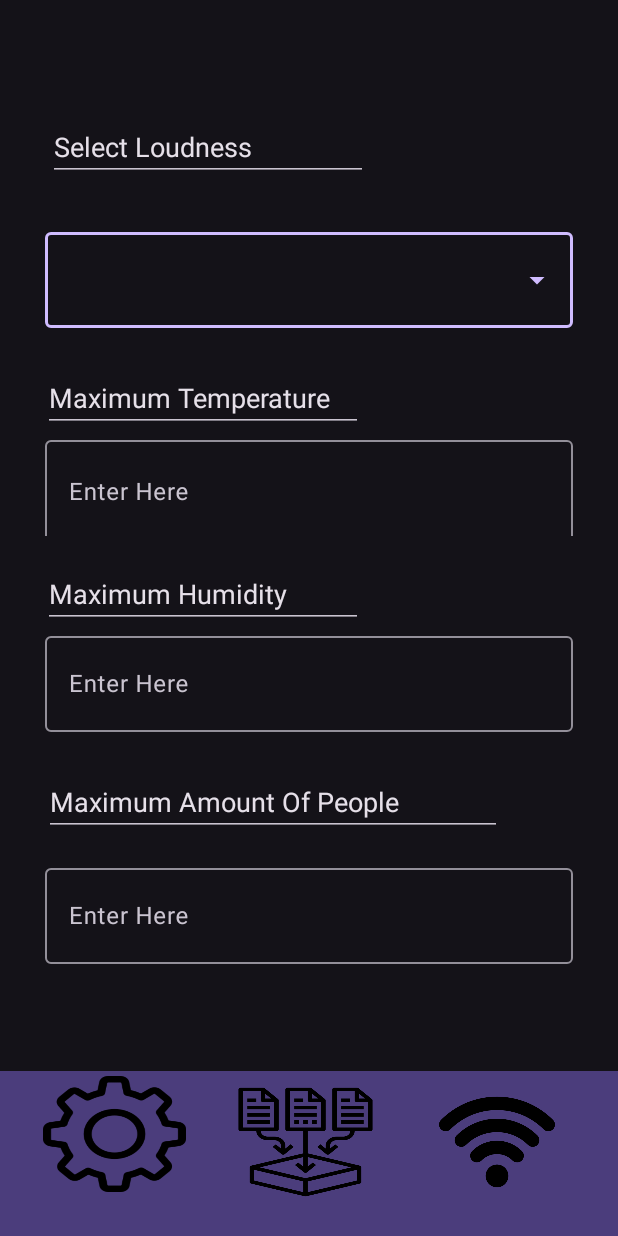
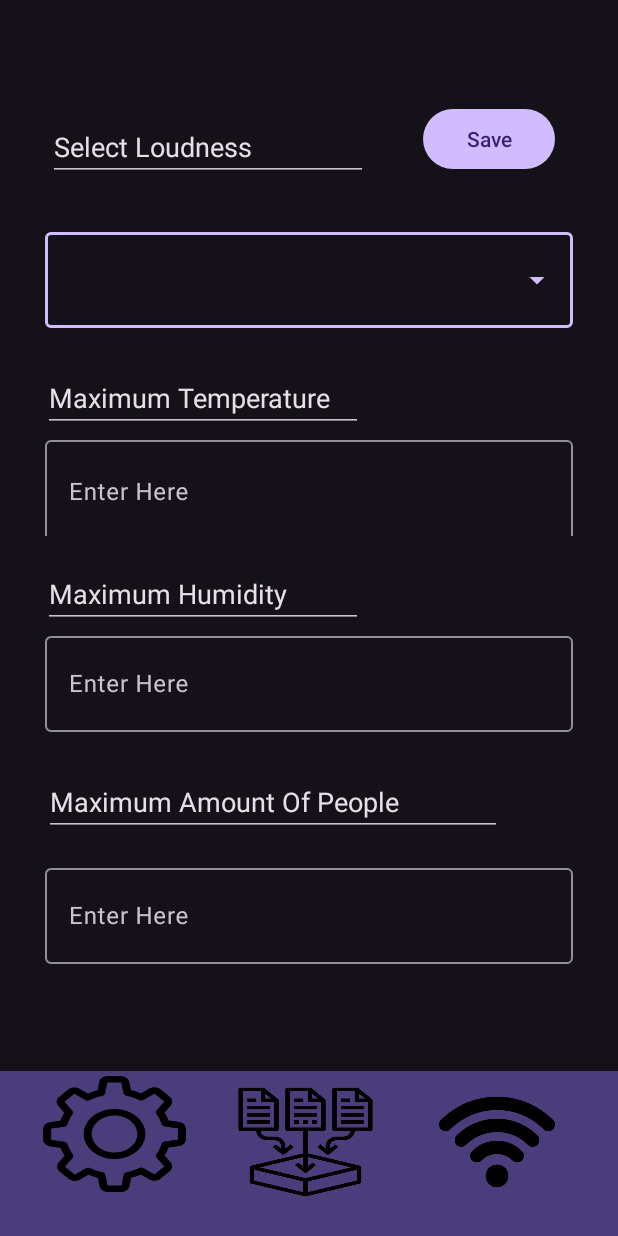
Before and after one commit to wanders00/dit113_systems_development, an Android app: the screen it shows after launch (SettingsActivity), after a tap on "Setting Icon", on a phone screen of 412 x 824 dp. Run offline under Robolectric (Android 15) with nearby library versions, the phone set to English and light mode, and no system bars; libraries missing offline, so code that uses them is left out: info.mqtt.android, org.eclipse.paho; 2 statements that could not run were skipped.

Commit message:
implemented, set maximum people, saving and pubslihing settings #14

```diff
--- a/src/LocusImperiumApp/app/src/main/java/com/group6/locusimperium/MainActivity.java
+++ b/src/LocusImperiumApp/app/src/main/java/com/group6/locusimperium/MainActivity.java
@@ -10,13 +10,14 @@ import androidx.appcompat.app.AppCompatActivity;
 public class MainActivity extends AppCompatActivity {
 
     public static final String PUB_TOPIC = "LocusImperium/APP/";
+    public BrokerConnection brokerConnection;
 
     @Override
     protected void onCreate(Bundle savedInstanceState) {
         super.onCreate(savedInstanceState);
         setContentView(R.layout.activity_main);
 
-        BrokerConnection brokerConnection = new BrokerConnection(getApplicationContext());
+        brokerConnection = new BrokerConnection(getApplicationContext());
 
         // TextView elements setup
         brokerConnection.setPeopleCount(findViewById(R.id.peopleCount));
@@ -34,6 +35,10 @@ public class MainActivity extends AppCompatActivity {
 
         ImageButton goToConnect = (ImageButton) findViewById(R.id.connectButton);
         goToConnect.setOnClickListener(new View.OnClickListener() {
+            /**
+             * goes to "connect" activity
+             * @return void
+             */
             @Override
             public void onClick(View view) {
                 Intent intentLoadConnectActivity = new Intent(MainActivity.this, ConnectActivity.class);
@@ -43,6 +48,10 @@ public class MainActivity extends AppCompatActivity {
 
         ImageButton goToSetting = (ImageButton) findViewById(R.id.settingsButton);
         goToSetting.setOnClickListener(new View.OnClickListener() {
+            /**
+             * goes to "settings" activity
+             * @return void
+             */
             @Override
             public void onClick(View view) {
                 Intent intentLoadSettingsActivity = new Intent(MainActivity.this, SettingsActivity.class);
--- a/src/LocusImperiumApp/app/src/main/java/com/group6/locusimperium/SettingsActivity.java
+++ b/src/LocusImperiumApp/app/src/main/java/com/group6/locusimperium/SettingsActivity.java
@@ -1,22 +1,41 @@
 package com.group6.locusimperium;
 
+import android.content.Context;
 import android.content.Intent;
+import android.content.SharedPreferences;
 import android.os.Bundle;
 import android.view.View;
 import android.widget.AdapterView;
 import android.widget.ArrayAdapter;
 import android.widget.AutoCompleteTextView;
+import android.widget.Button;
+import android.widget.EditText;
 import android.widget.ImageButton;
 import android.widget.Toast;
 
 import androidx.appcompat.app.AppCompatActivity;
 
 public class SettingsActivity extends AppCompatActivity {
-    String [] item = {"Quiet", "Moderate", "Loud"};
 
-    AutoCompleteTextView autoCompleteTextView;
+    public BrokerConnection brokerConnection;
+    private String [] item = {"Quiet", "Moderate", "Loud"};
+    private AutoCompleteTextView autoCompleteTextView;
+    private ArrayAdapter<String> adapterItems;
+    private EditText inputPeople;
+    private EditText inputTemp;
+    private EditText inputHumidity;
+    private Button saveButton;
 
-    ArrayAdapter<String> adapterItems;
+    public static final String SHARED_PREFS = "sharedPrefs";
+    public static final String PEOPLE = "people";
+    public static final String TEMPERATURE = "temperature";
+    public static final String HUMIDITY = "humidity";
+    public static final String LOUDNESS = "loudness";
+
+    private String people;
+    private String temperature;
+    private String humidity;
+    private String loudness;
 
 
     @Override
@@ -24,13 +43,26 @@ public class SettingsActivity extends AppCompatActivity {
         super.onCreate(savedInstanceState);
         setContentView(R.layout.activity_settings);
 
+        brokerConnection = new BrokerConnection(getApplicationContext());
+        brokerConnection.connectToMqttBroker();
 
+        SharedPreferences sharedPreferences = getSharedPreferences("sharedPrefs", Context.MODE_PRIVATE);
+        String peopleValue = sharedPreferences.getString("people", null);
+        String temperatureValue = sharedPreferences.getString("temperature", null);
+        String humidityValue = sharedPreferences.getString("humidity", null);
+        String loudnessValue = sharedPreferences.getString("loudness", null);
+
+        inputTemp = (EditText) findViewById(R.id.inputTemp);
+        inputHumidity = (EditText) findViewById(R.id.inputHumidity);
+        inputPeople = (EditText) findViewById(R.id.inputPeople);
+        saveButton = (Button) findViewById(R.id.savebutton);
         autoCompleteTextView = findViewById(R.id.autoCompleteTextView);
-        adapterItems = new ArrayAdapter<String>(this, R.layout.dropdown_item, item);
-
-        autoCompleteTextView.setAdapter(adapterItems);
 
         autoCompleteTextView.setOnItemClickListener(new AdapterView.OnItemClickListener() {
+            /**
+             * when item is clicked open a menu with options from the "item" array
+             * @return void
+             */
             @Override
             public void onItemClick(AdapterView<?> adapterView, View view, int i, long l) {
                 String item= adapterView.getItemAtPosition(i).toString();
@@ -40,6 +72,10 @@ public class SettingsActivity extends AppCompatActivity {
 
         ImageButton goToMain = (ImageButton) findViewById(R.id.mainButton);
         goToMain.setOnClickListener(new View.OnClickListener() {
+            /**
+             * goes to "main" activity
+             * @return void
+             */
             @Override
             public void onClick(View view) {
                 Intent intentLoadMainActivity = new Intent(SettingsActivity.this, MainActivity.class);
@@ -49,12 +85,73 @@ public class SettingsActivity extends AppCompatActivity {
         });
 
         ImageButton goToConnect = (ImageButton) findViewById(R.id.connectButton);
+
         goToConnect.setOnClickListener(new View.OnClickListener() {
+            /**
+             * goes to "connect" activity
+             * @return void
+             */
             @Override
             public void onClick(View view) {
                 Intent intentLoadConnectActivity = new Intent(SettingsActivity.this, ConnectActivity.class);
                 startActivity(intentLoadConnectActivity);
             }
         });
+
+        saveButton.setOnClickListener(new View.OnClickListener() {
+            /**
+             * saves data when save button is clicked
+             * @return void
+             */
+            @Override
+            public void onClick(View view) {
+                saveData();
+            }
+        });
+        loadData();
+        updateViews();
+        adapterItems = new ArrayAdapter<String>(this, R.layout.dropdown_item, item);
+        autoCompleteTextView.setAdapter(adapterItems);
+
+
+    }
+    /**
+     * saves data to shared preferences and publishing the settings to the broker.
+     * @return void
+     */
+    public void saveData() {
+        SharedPreferences sharedPreferences = getSharedPreferences(SHARED_PREFS, MODE_PRIVATE);
+        SharedPreferences.Editor editor = sharedPreferences.edit();
+        editor.putString(HUMIDITY, inputHumidity.getText().toString());
+        editor.putString(TEMPERATURE, inputTemp.getText().toString());
+        editor.putString(PEOPLE, inputPeople.getText().toString());
+        editor.putString(LOUDNESS,autoCompleteTextView.getText().toString());
+        editor.apply();
+        brokerConnection.publishSettings();
+
+
+        Toast.makeText(this,"Data Saved", Toast.LENGTH_SHORT).show();
+    }
+
+    /**
+     * loads data from shared preferences
+     * @return void
+     */
+    public void loadData() {
+        SharedPreferences sharedPreferences = getSharedPreferences(SHARED_PREFS, MODE_PRIVATE);
+        people = sharedPreferences.getString(PEOPLE,"");
+        temperature = sharedPreferences.getString(TEMPERATURE,"");
+        humidity = sharedPreferences.getString(HUMIDITY,"");
+        loudness = sharedPreferences.getString(LOUDNESS,"");
+    }
+    /**
+     * updates the views with the data from shared preferences
+     * @return void
+     */
+    public void updateViews() {
+        inputTemp.setText(temperature);
+        inputHumidity.setText(humidity);
+        inputPeople.setText(people);
+        autoCompleteTextView.setText(loudness);
     }
 }
--- a/src/LocusImperiumApp/app/src/main/res/layout/activity_settings.xml
+++ b/src/LocusImperiumApp/app/src/main/res/layout/activity_settings.xml
@@ -1,7 +1,12 @@
 <?xml version="1.0" encoding="utf-8"?>
-<androidx.constraintlayout.widget.ConstraintLayout xmlns:android="http://schemas.android.com/apk/res/android"
+
+
+<androidx.constraintlayout.widget.ConstraintLayout
+
+    xmlns:android="http://schemas.android.com/apk/res/android"
     xmlns:app="http://schemas.android.com/apk/res-auto"
     xmlns:tools="http://schemas.android.com/tools"
+    android:id="@+id/save"
     android:layout_width="match_parent"
     android:layout_height="match_parent"
     tools:context=".SettingsActivity">
@@ -61,19 +66,19 @@
         android:layout_height="wrap_content"
         android:layout_marginStart="2dp"
         android:layout_marginTop="16dp"
-        android:importantForAutofill="no"
         android:ems="10"
         android:focusable="false"
         android:hint="@string/rawText"
+        android:importantForAutofill="no"
         android:inputType="textPersonName"
         android:text="@string/selectHumidity"
         app:layout_constraintEnd_toEndOf="parent"
         app:layout_constraintHorizontal_bias="0.135"
         app:layout_constraintStart_toStartOf="parent"
-        app:layout_constraintTop_toBottomOf="@+id/inputTemp" />
+        app:layout_constraintTop_toBottomOf="@+id/inputTempBox" />
 
     <com.google.android.material.textfield.TextInputLayout
-        android:id="@+id/inputPeople"
+        android:id="@+id/inputPeopleBox"
         android:layout_width="352dp"
         android:layout_height="69dp"
         android:layout_marginStart="29dp"
@@ -84,15 +89,17 @@
         app:layout_constraintTop_toBottomOf="@+id/maxAllowedUnits">
 
         <com.google.android.material.textfield.TextInputEditText
+            android:id="@+id/inputPeople"
             android:layout_width="match_parent"
             android:layout_height="match_parent"
+            android:inputType="number"
             android:hint="@string/EnterHere"
             android:selectAllOnFocus="false"
             android:singleLine="true" />
     </com.google.android.material.textfield.TextInputLayout>
 
     <com.google.android.material.textfield.TextInputLayout
-        android:id="@+id/inputHumidity"
+        android:id="@+id/inputHumidityBox"
         android:layout_width="352dp"
         android:layout_height="69dp"
         android:layout_marginStart="29dp"
@@ -104,8 +111,10 @@
         app:layout_constraintVertical_bias="0.0">
 
         <com.google.android.material.textfield.TextInputEditText
+            android:id="@+id/inputHumidity"
             android:layout_width="match_parent"
             android:layout_height="match_parent"
+            android:inputType="number"
             android:hint="@string/EnterHere"
             android:singleLine="true" />
     </com.google.android.material.textfield.TextInputLayout>
@@ -117,15 +126,15 @@
         android:layout_marginStart="2dp"
         android:layout_marginTop="24dp"
         android:ems="10"
-        android:importantForAutofill="no"
         android:focusable="false"
         android:hint="@string/rawText"
+        android:importantForAutofill="no"
         android:inputType="textPersonName"
         android:text="@string/selectUnits"
         app:layout_constraintEnd_toEndOf="parent"
         app:layout_constraintHorizontal_bias="0.262"
         app:layout_constraintStart_toStartOf="parent"
-        app:layout_constraintTop_toBottomOf="@+id/inputHumidity" />
+        app:layout_constraintTop_toBottomOf="@+id/inputHumidityBox" />
 
     <ImageButton
         android:id="@+id/connectButton"
@@ -162,13 +171,13 @@
         android:layout_height="wrap_content"
         android:layout_marginStart="32dp"
         android:layout_marginTop="49dp"
-        android:importantForAutofill="no"
         android:layout_marginEnd="169dp"
         android:layout_marginBottom="3dp"
         android:ems="10"
+        android:focusable="false"
+        android:importantForAutofill="no"
         android:inputType="textPersonName"
         android:text="@string/SelectLoudness"
-        android:focusable="false"
         app:layout_constraintBottom_toTopOf="@+id/loudnessMenu"
         app:layout_constraintEnd_toEndOf="parent"
         app:layout_constraintHorizontal_bias="0.0"
@@ -176,7 +185,7 @@
         app:layout_constraintTop_toTopOf="parent" />
 
     <com.google.android.material.textfield.TextInputLayout
-        android:id="@+id/inputTemp"
+        android:id="@+id/inputTempBox"
         android:layout_width="352dp"
         android:layout_height="69dp"
         android:layout_marginStart="29dp"
@@ -188,9 +197,10 @@
         app:layout_constraintTop_toBottomOf="@+id/maxTemp">
 
         <com.google.android.material.textfield.TextInputEditText
-            android:id="@+id/inputTempBox"
+            android:id="@+id/inputTemp"
             android:layout_width="352dp"
             android:layout_height="69dp"
+            android:inputType="number"
             android:hint="@string/EnterHere"
             android:singleLine="true" />
     </com.google.android.material.textfield.TextInputLayout>
@@ -201,14 +211,28 @@
         android:layout_height="wrap_content"
         android:layout_marginTop="24dp"
         android:ems="10"
+        android:focusable="false"
+        android:importantForAutofill="no"
         android:inputType="textPersonName"
         android:text="@string/selectTemp"
-        android:focusable="false"
-        android:importantForAutofill="no"
         app:layout_constraintEnd_toEndOf="parent"
         app:layout_constraintHorizontal_bias="0.144"
         app:layout_constraintStart_toStartOf="parent"
         app:layout_constraintTop_toBottomOf="@+id/loudnessMenu" />
 
+    <Button
+        android:id="@+id/savebutton"
+        android:layout_width="wrap_content"
+        android:layout_height="wrap_content"
+        android:layout_marginStart="36dp"
+        android:layout_marginTop="39dp"
+        android:layout_marginEnd="42dp"
+        android:layout_marginBottom="3dp"
+        android:text="@string/string"
+        app:layout_constraintBottom_toTopOf="@+id/loudnessMenu"
+        app:layout_constraintEnd_toEndOf="parent"
+        app:layout_constraintStart_toEndOf="@+id/SelectLoudness"
+        app:layout_constraintTop_toTopOf="parent" />
+
 
 </androidx.constraintlayout.widget.ConstraintLayout>
--- a/src/LocusImperiumApp/app/src/main/res/values/strings.xml
+++ b/src/LocusImperiumApp/app/src/main/res/values/strings.xml
@@ -20,6 +20,7 @@
     <string name="EnterIpBox">Enter IP Address Of The Broker</string>
     <string name="enterIPText">Enter IP Address Of The Broker</string>
     <string name="rawText">Click Below</string>
+    <string name="string">Save</string>
     <string-array name="diffrentLoudness">
         <item>Quiet</item>
         <item>Moderate</item>
```
Also changed, not shown: src/LocusImperiumApp/app/src/main/java/com/group6/locusimperium/BrokerConnection.java (+48 -0 lines).
